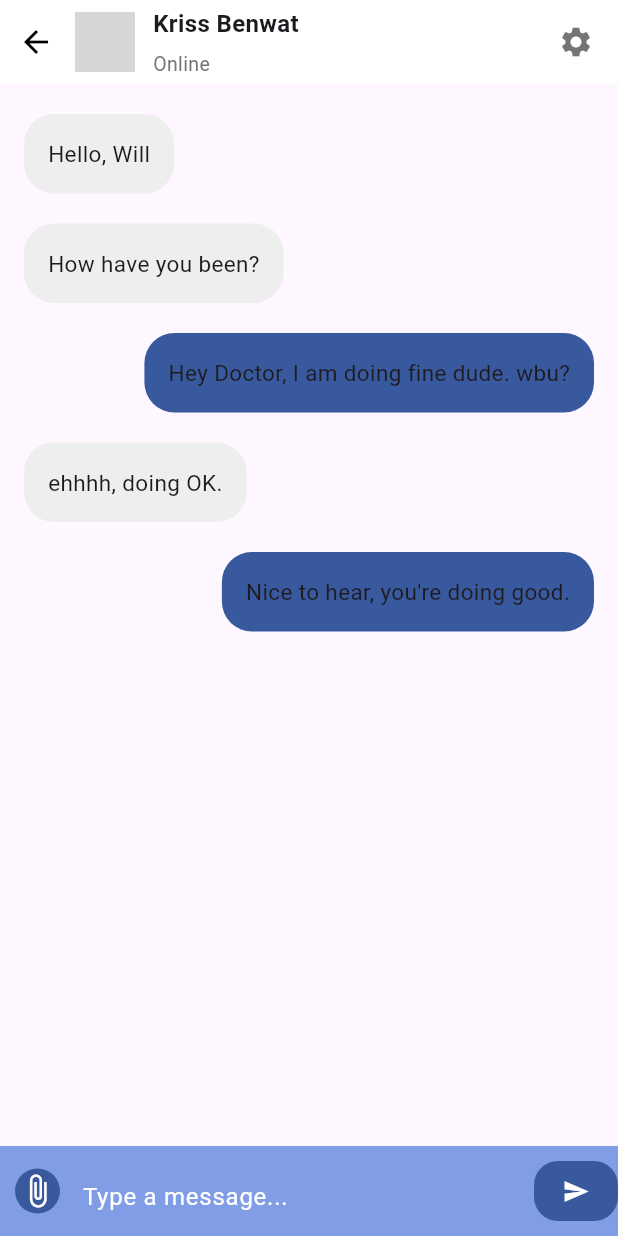
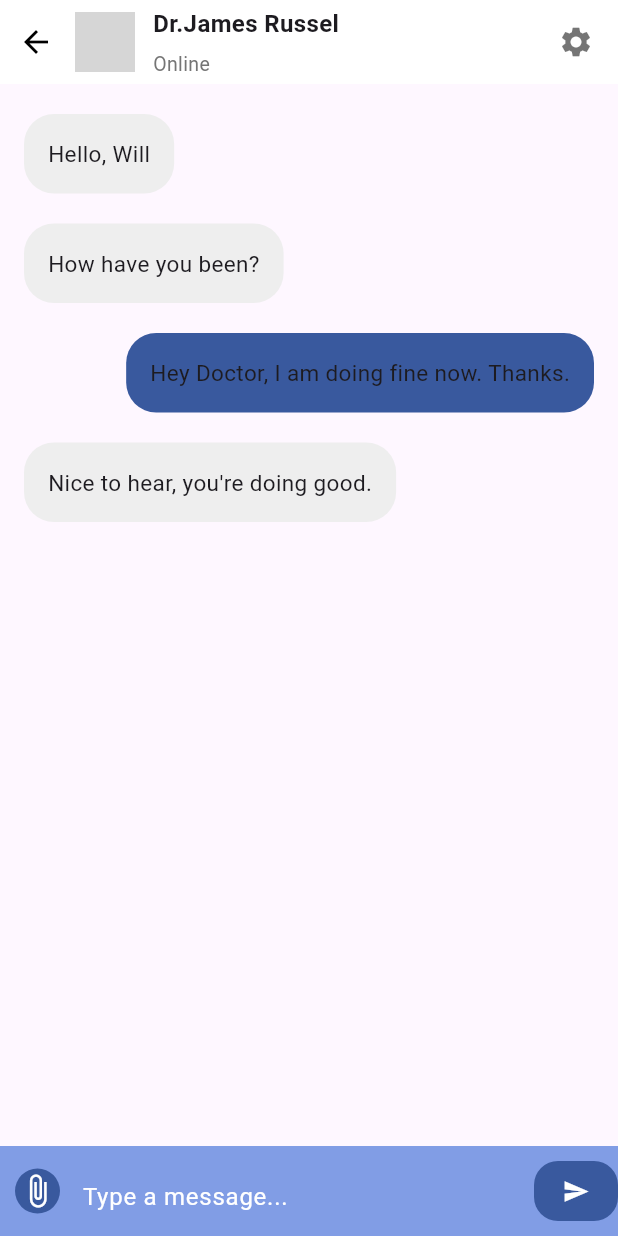
Before and after one commit to Billy272/Health_Plus, a Flutter app: the ChatPage screen opened directly, on a phone screen of 412 x 824 dp. Run offline on Flutter 3.47's test engine with Material 3 defaults, Android fonts, the light colour scheme and no system bars; our stand-ins replace font_awesome_flutter; network calls fail; grey boxes are pictures that could not be loaded.

```diff
--- a/health_plus/lib/chat_page.dart
+++ b/health_plus/lib/chat_page.dart
@@ -11,12 +11,11 @@ class ChatPage extends StatefulWidget {
     ChatMessage(messageContent: "Hello, Will", messageType: "receiver"),
     ChatMessage(messageContent: "How have you been?", messageType: "receiver"),
     ChatMessage(
-        messageContent: "Hey Doctor, I am doing fine dude. wbu?",
+        messageContent: "Hey Doctor, I am doing fine now. Thanks.",
         messageType: "sender"),
-    ChatMessage(messageContent: "ehhhh, doing OK.", messageType: "receiver"),
     ChatMessage(
         messageContent: "Nice to hear, you're doing good.",
-        messageType: "sender"),
+        messageType: "receiver"),
   ];
   ChatPage({super.key});
 
@@ -51,7 +50,7 @@ class _ChatPageState extends State<ChatPage> {
                 ),
                 const CircleAvatar(
                   backgroundImage: NetworkImage(
-                      "<https://randomuser.me/api/portraits/men/5.jpg>"),
+                      "https://img.etimg.com/thumb/msid-69585275,width-300,height-225,imgsize-252606,resizemode-75/doctor-indi.jpg"),
                   maxRadius: 20,
                 ),
                 const SizedBox(
@@ -63,7 +62,7 @@ class _ChatPageState extends State<ChatPage> {
                     mainAxisAlignment: MainAxisAlignment.center,
                     children: <Widget>[
                       const Text(
-                        "Kriss Benwat",
+                        "Dr.James Russel",
                         style: TextStyle(
                             fontSize: 16, fontWeight: FontWeight.w600),
                       ),
```
Also changed, not shown: health_plus/lib/chat.dart (+10 -14 lines), health_plus/lib/conversation_list.dart (+7 -1 lines).
